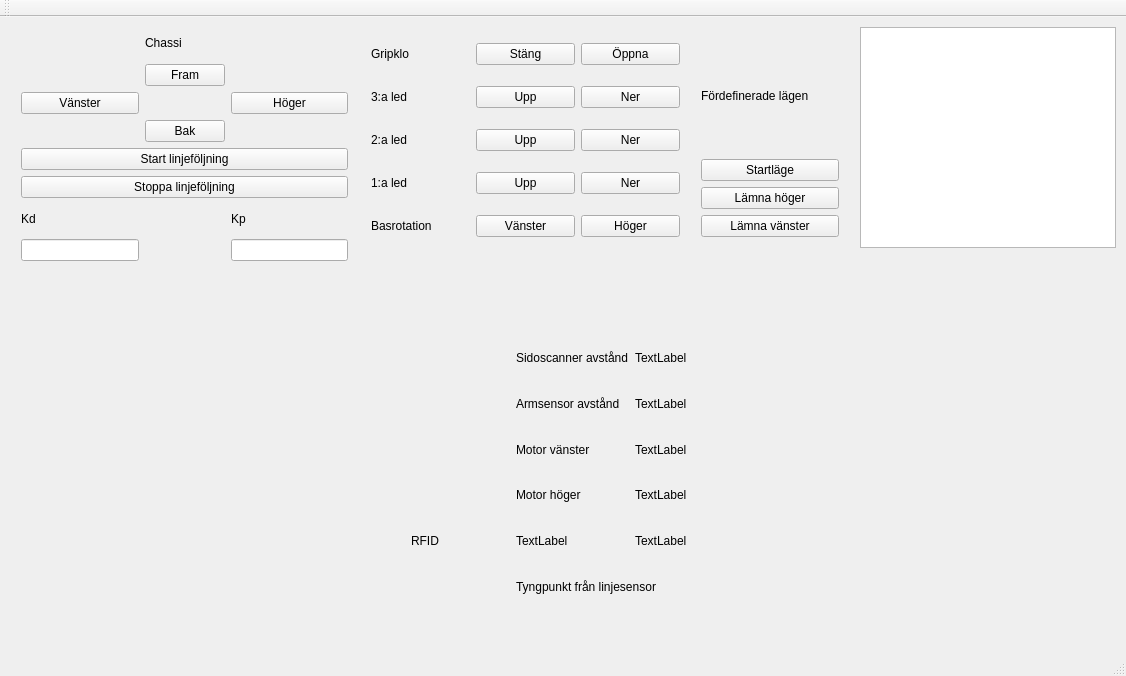
Before: the Qt Designer form PC-interface/mainwindow.ui in TSEA56-2014-Grupp-1/Lagerrobot, drawn with Qt 5.
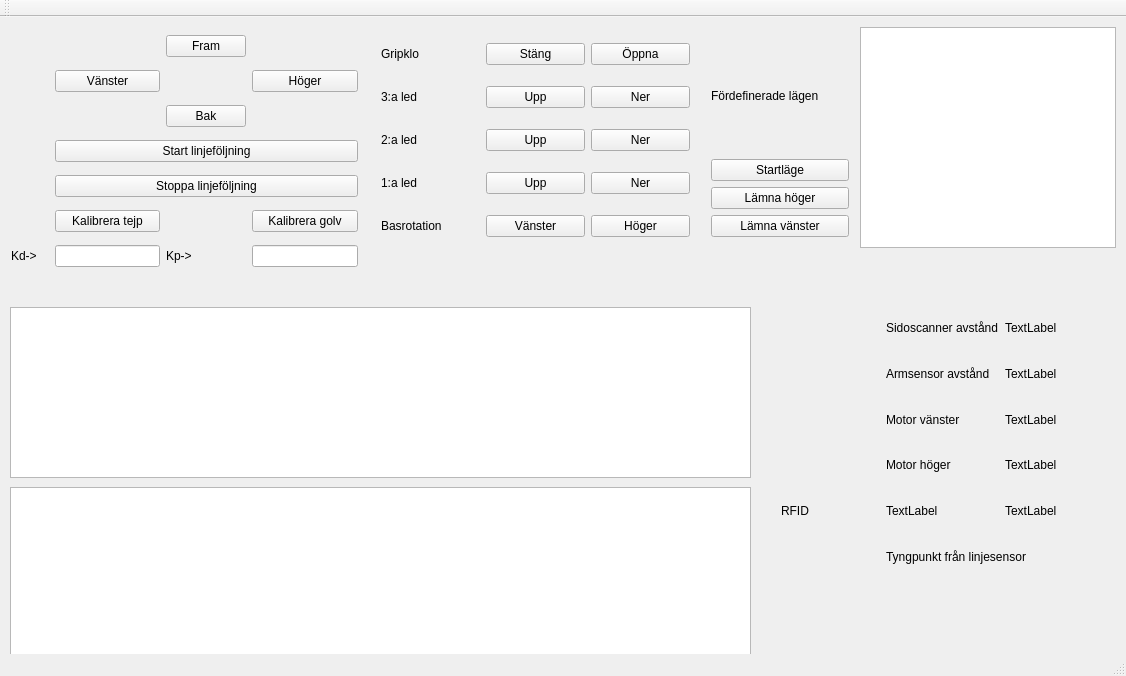
After: the same form once the commit is applied.

Commit message: Added graphs, timer stuck at 0 for some reason

Patch:
```diff
--- a/PC-interface/mainwindow.ui
+++ b/PC-interface/mainwindow.ui
@@ -17,62 +17,72 @@
    <widget class="QWidget" name="gridLayoutWidget">
     <property name="geometry">
      <rect>
-      <x>10</x>
+      <x>0</x>
       <y>0</y>
-      <width>349</width>
-      <height>255</height>
+      <width>369</width>
+      <height>271</height>
      </rect>
     </property>
     <layout class="QGridLayout" name="gridLayout_chassi">
-     <item row="7" column="2">
-      <widget class="QLabel" name="label_2">
+     <item row="5" column="1">
+      <widget class="QPushButton" name="pushButton_calibrate_tape">
        <property name="text">
-        <string>Kp</string>
+        <string>Kalibrera tejp</string>
        </property>
       </widget>
      </item>
-     <item row="0" column="1">
-      <widget class="QLabel" name="label">
-       <property name="text">
-        <string>Chassi</string>
-       </property>
-      </widget>
-     </item>
-     <item row="7" column="0">
-      <widget class="QLabel" name="label_3">
-       <property name="text">
-        <string>Kd</string>
-       </property>
-      </widget>
-     </item>
-     <item row="8" column="2">
-      <widget class="QLineEdit" name="lineEdit_Kp"/>
-     </item>
-     <item row="8" column="0">
+     <item row="7" column="1">
       <widget class="QLineEdit" name="lineEdit_Kd"/>
      </item>
-     <item row="2" column="0">
+     <item row="5" column="0">
+      <spacer name="horizontalSpacer">
+       <property name="orientation">
+        <enum>Qt::Horizontal</enum>
+       </property>
+       <property name="sizeHint" stdset="0">
+        <size>
+         <width>40</width>
+         <height>20</height>
+        </size>
+       </property>
+      </spacer>
+     </item>
+     <item row="7" column="0">
+      <widget class="QLabel" name="label_3">
+       <property name="text">
+        <string>Kd-&gt;</string>
+       </property>
+      </widget>
+     </item>
+     <item row="5" column="3">
+      <widget class="QPushButton" name="pushButton_calibrate_floor">
+       <property name="text">
+        <string>Kalibrera golv</string>
+       </property>
+      </widget>
+     </item>
+     <item row="1" column="1">
       <widget class="QPushButton" name="pushButton_left">
        <property name="text">
         <string>Vänster</string>
        </property>
       </widget>
      </item>
-     <item row="3" column="1">
+     <item row="2" column="2">
       <widget class="QPushButton" name="pushButton_back">
        <property name="text">
         <string>Bak</string>
        </property>
       </widget>
      </item>
-     <item row="2" column="2">
+     <item row="1" column="3">
       <widget class="QPushButton" name="pushButton_right">
        <property name="text">
         <string>Höger</string>
        </property>
       </widget>
      </item>
-     <item row="1" column="1">
+     <item row="0" column="2">
       <widget class="QPushButton" name="pushButton_forward">
        <property name="text">
         <string>Fram</string>
@@ -82,27 +92,37 @@
        </property>
       </widget>
      </item>
-     <item row="4" column="0" colspan="3">
+     <item row="3" column="1" colspan="3">
       <widget class="QPushButton" name="pushButton_start_line">
        <property name="text">
         <string>Start linjeföljning</string>
        </property>
       </widget>
      </item>
-     <item row="5" column="0" colspan="3">
+     <item row="4" column="1" colspan="3">
       <widget class="QPushButton" name="pushButton_stop_line">
        <property name="text">
         <string>Stoppa linjeföljning</string>
        </property>
       </widget>
      </item>
+     <item row="7" column="2">
+      <widget class="QLabel" name="label_2">
+       <property name="text">
+        <string>Kp-&gt;</string>
+       </property>
+      </widget>
+     </item>
+     <item row="7" column="3">
+      <widget class="QLineEdit" name="lineEdit_Kp"/>
+     </item>
     </layout>
    </widget>
    <widget class="QWidget" name="gridLayoutWidget_2">
     <property name="geometry">
      <rect>
-      <x>400</x>
-      <y>310</y>
+      <x>770</x>
+      <y>280</y>
       <width>345</width>
       <height>291</height>
      </rect>
@@ -197,112 +217,112 @@
    <widget class="QWidget" name="gridLayoutWidget_3">
     <property name="geometry">
      <rect>
-      <x>360</x>
+      <x>370</x>
       <y>0</y>
       <width>331</width>
       <height>251</height>
      </rect>
     </property>
     <layout class="QGridLayout" name="gridLayout_3">
-     <item row="0" column="1">
+     <item row="0" column="2">
       <widget class="QPushButton" name="pushButton_close_gripper">
        <property name="text">
         <string>Stäng</string>
        </property>
       </widget>
      </item>
-     <item row="0" column="0">
+     <item row="0" column="1">
       <widget class="QLabel" name="label_10">
        <property name="text">
         <string>Gripklo</string>
        </property>
       </widget>
      </item>
-     <item row="2" column="0">
+     <item row="2" column="1">
       <widget class="QLabel" name="label_12">
        <property name="text">
         <string>2:a led</string>
        </property>
       </widget>
      </item>
-     <item row="1" column="0">
+     <item row="1" column="1">
       <widget class="QLabel" name="label_11">
        <property name="text">
         <string>3:a led</string>
        </property>
       </widget>
      </item>
-     <item row="3" column="0">
+     <item row="3" column="1">
       <widget class="QLabel" name="label_13">
        <property name="text">
         <string>1:a led</string>
        </property>
       </widget>
      </item>
-     <item row="4" column="0">
+     <item row="4" column="1">
       <widget class="QLabel" name="label_14">
        <property name="text">
         <string>Basrotation</string>
        </property>
       </widget>
      </item>
-     <item row="3" column="1">
+     <item row="3" column="2">
       <widget class="QPushButton" name="pushButton_1_upp">
        <property name="text">
         <string>Upp</string>
        </property>
       </widget>
      </item>
-     <item row="4" column="1">
+     <item row="4" column="2">
       <widget class="QPushButton" name="pushButton_base_left">
        <property name="text">
         <string>Vänster</string>
        </property>
       </widget>
      </item>
-     <item row="2" column="1">
+     <item row="2" column="2">
       <widget class="QPushButton" name="pushButton_2_upp">
        <property name="text">
         <string>Upp</string>
        </property>
       </widget>
      </item>
-     <item row="1" column="1">
+     <item row="1" column="2">
       <widget class="QPushButton" name="pushButton_3_upp">
        <property name="text">
         <string>Upp</string>
        </property>
       </widget>
      </item>
-     <item row="0" column="2">
+     <item row="0" column="3">
       <widget class="QPushButton" name="pushButton_open_gripper">
        <property name="text">
         <string>Öppna</string>
        </property>
       </widget>
      </item>
-     <item row="1" column="2">
+     <item row="1" column="3">
       <widget class="QPushButton" name="pushButton_3_down">
        <property name="text">
         <string>Ner</string>
        </property>
       </widget>
      </item>
-     <item row="2" column="2">
+     <item row="2" column="3">
       <widget class="QPushButton" name="pushButton_2_down">
        <property name="text">
         <string>Ner</string>
        </property>
       </widget>
      </item>
-     <item row="3" column="2">
+     <item row="3" column="3">
       <widget class="QPushButton" name="pushButton_1_down">
        <property name="text">
         <string>Ner</string>
        </property>
       </widget>
      </item>
-     <item row="4" column="2">
+     <item row="4" column="3">
       <widget class="QPushButton" name="pushButton_base_right">
        <property name="text">
         <string>Höger</string>
@@ -314,7 +334,7 @@
    <widget class="QWidget" name="verticalLayoutWidget">
     <property name="geometry">
      <rect>
-      <x>690</x>
+      <x>700</x>
       <y>10</y>
       <width>160</width>
       <height>221</height>
@@ -361,6 +381,26 @@
      </rect>
     </property>
    </widget>
+   <widget class="QGraphicsView" name="graphicsView_graph_1">
+    <property name="geometry">
+     <rect>
+      <x>10</x>
+      <y>290</y>
+      <width>741</width>
+      <height>171</height>
+     </rect>
+    </property>
+   </widget>
+   <widget class="QGraphicsView" name="graphicsView_graph_2">
+    <property name="geometry">
+     <rect>
+      <x>10</x>
+      <y>470</y>
+      <width>741</width>
+      <height>171</height>
+     </rect>
+    </property>
+   </widget>
   </widget>
   <widget class="QMenuBar" name="menuBar">
    <property name="geometry">
```
The commit also changes 3 other files.
